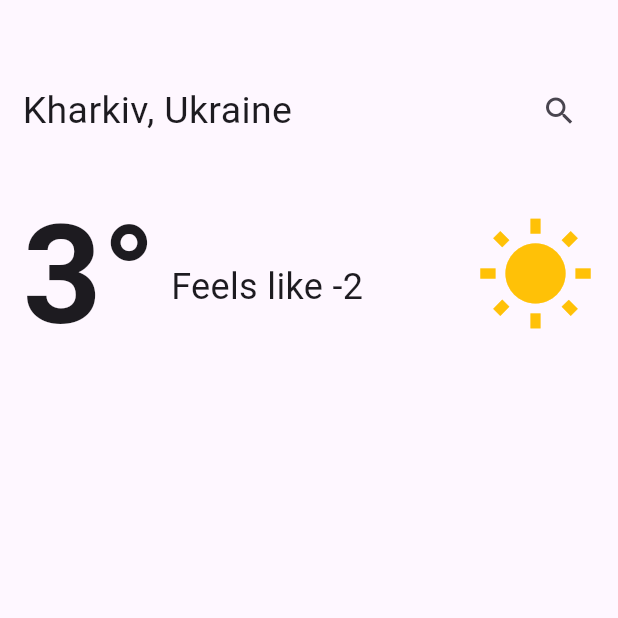
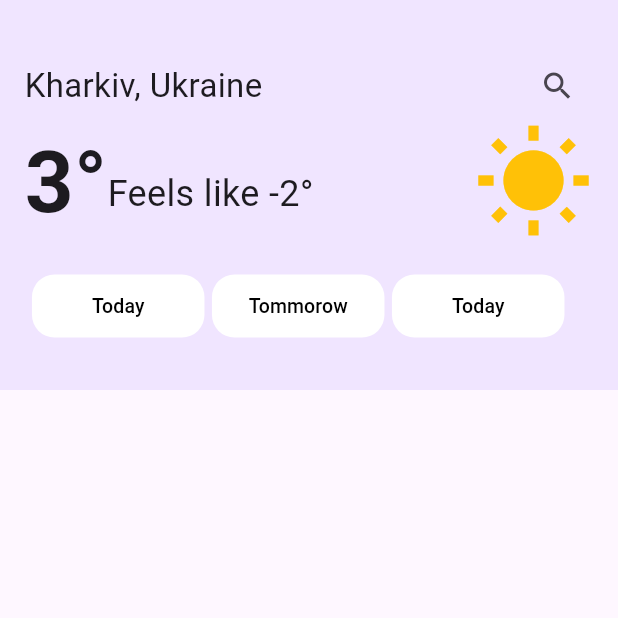
Before and after one commit to loremm34/weather-app, a Flutter app: the TenDaysScreen screen opened directly, on a phone screen of 412 x 824 dp, the top half of it. Run offline on Flutter 3.47's test engine with Material 3 defaults, Android fonts, the phone set to English and light mode, and no system bars; our stand-ins replace fl_chart, flutter_dotenv, flutter_riverpod.

Commit message:
header widget update

```diff
--- a/lib/common/widgets/basic_app_button.dart
+++ b/lib/common/widgets/basic_app_button.dart
@@ -20,7 +20,10 @@ class BasicAppButton extends StatelessWidget {
         child: ElevatedButton(
           onPressed: onButtonPressed,
           child: Center(
-            child: Text(title),
+            child: Text(
+              title,
+              style: TextStyle(fontSize: 13),
+            ),
           ),
         ),
       ),
--- a/lib/presentation/weather/screen/ten_days_screen.dart
+++ b/lib/presentation/weather/screen/ten_days_screen.dart
@@ -1,4 +1,6 @@
 import 'package:flutter/material.dart';
+import 'package:weather_app/common/configs/app_color.dart';
+import 'package:weather_app/common/widgets/basic_app_button.dart';
 
 class TenDaysScreen extends StatelessWidget {
   const TenDaysScreen({super.key});
@@ -6,8 +8,14 @@ class TenDaysScreen extends StatelessWidget {
   @override
   Widget build(BuildContext context) {
     return Scaffold(
-      body: Padding(
-        padding: const EdgeInsets.symmetric(horizontal: 15.0, vertical: 50),
+      body: Column(
+        children: [
+          Container(
+            height: 260,
+            color: AppColor.containerBackgroundColor,
+            child: Padding(
+              padding:
+                  const EdgeInsets.symmetric(horizontal: 16.3, vertical: 33),
               child: Column(
                 children: [
                   Row(
@@ -15,7 +23,7 @@ class TenDaysScreen extends StatelessWidget {
                       const Text(
                         'Kharkiv, Ukraine',
                         style: TextStyle(
-                    fontSize: 25,
+                          fontSize: 22,
                         ),
                       ),
                       const Spacer(),
@@ -28,23 +36,21 @@ class TenDaysScreen extends StatelessWidget {
                       ),
                     ],
                   ),
-            const SizedBox(height: 20),
                   const Row(
                     children: [
-                Text(
+                      const Text(
                         '3°',
                         style: TextStyle(
-                    fontSize: 92,
+                          fontSize: 57,
                           fontWeight: FontWeight.bold,
                         ),
                       ),
-                SizedBox(width: 10),
-                Column(
+                      const Column(
                         crossAxisAlignment: CrossAxisAlignment.start,
                         children: [
                           SizedBox(height: 15),
                           Text(
-                      'Feels like -2',
+                            'Feels like -2°',
                             style: TextStyle(
                               fontSize: 24,
                               fontWeight: FontWeight.normal,
@@ -52,16 +58,26 @@ class TenDaysScreen extends StatelessWidget {
                           ),
                         ],
                       ),
-                Spacer(),
-                Icon(
+                      const Spacer(),
+                      const Icon(
                         Icons.wb_sunny,
                         size: 80,
                         color: Colors.amber,
                       ),
                     ],
                   ),
+                  Row(
+                    children: [
+                      BasicAppButton(title: 'Today', onButtonPressed: () {}),
+                      BasicAppButton(title: 'Tommorow', onButtonPressed: () {}),
+                      BasicAppButton(title: 'Today', onButtonPressed: () {}),
                     ],
                   ),
+                ],
+              ),
+            ),
+          ),
+        ],
       ),
     );
   }
```
Lines whose indentation alone changed are shown as unchanged.
